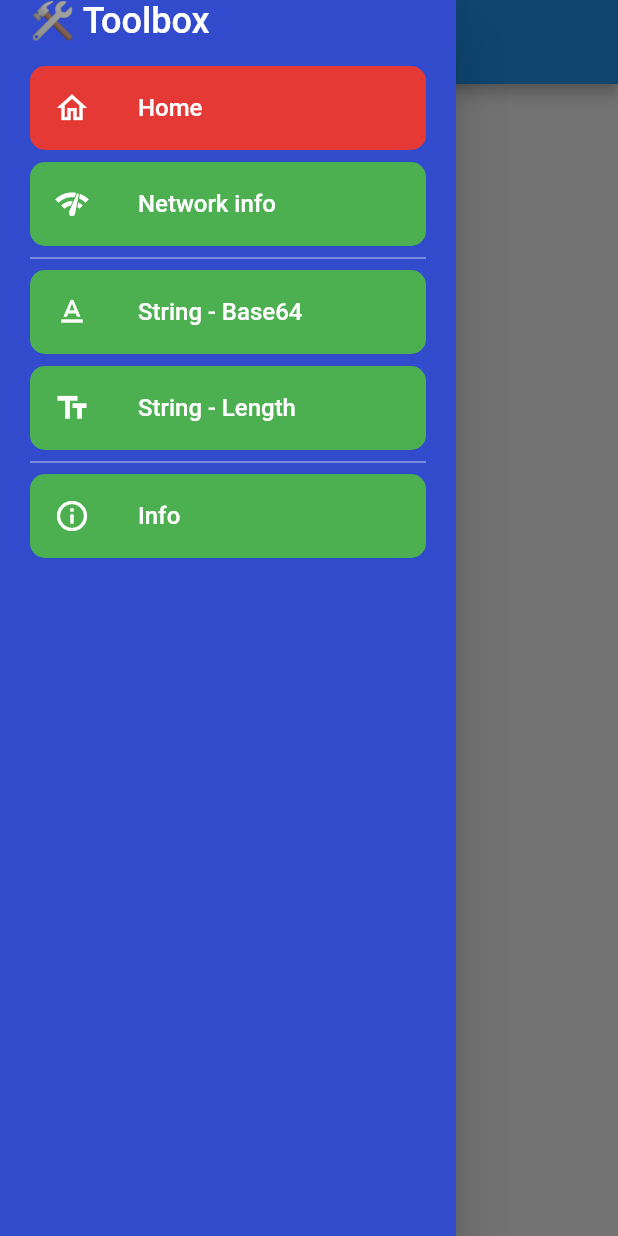
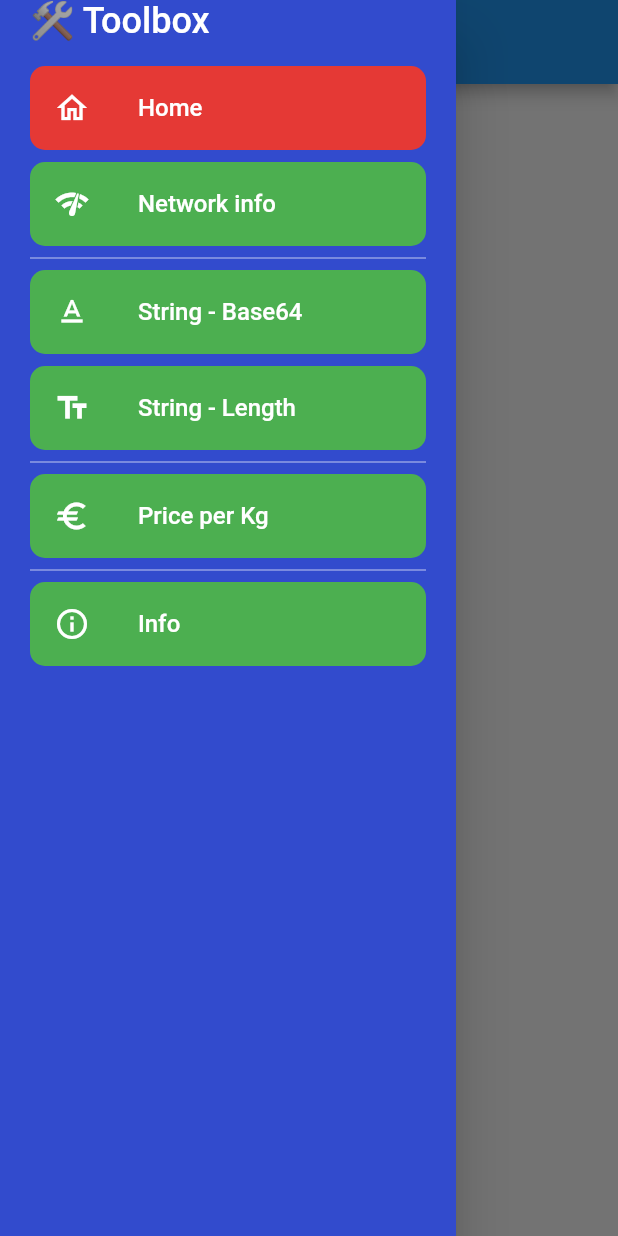
Before and after one commit to simusr2/toolbox, a Flutter app: the screen it shows after launch, with the side drawer open, on a phone screen of 412 x 824 dp. Run offline on Flutter 3.47's test engine with Material 2 defaults, Android fonts, the phone set to English and light mode, and no system bars; our stand-ins replace connectivity_plus, device_info_plus; missing offline and left inert: dart_ipify, internet_speed_test.

Commit message:
Add "Price per KG" page

```diff
--- a/lib/main.dart
+++ b/lib/main.dart
@@ -5,6 +5,7 @@
 import 'package:toolbox/page/info_page.dart';
 import 'package:toolbox/page/network_info_page.dart';
 import 'package:toolbox/page/ping_page.dart';
+import 'package:toolbox/page/price_per_kg_page.dart';
 import 'package:toolbox/page/speedtest_page.dart';
 import 'package:toolbox/page/string_base64_page.dart';
 import 'package:toolbox/page/string_length_page.dart';
@@ -77,6 +78,8 @@
         return const StringBase64Page();
       case NavigationItem.stringLength:
         return const StringLengthPage();
+      case NavigationItem.pricePerKg:
+        return const PricePerKgPage();
       default:
         return const MyHomePage(title: 'Home');
     }
--- a/lib/model/navigation_item.dart
+++ b/lib/model/navigation_item.dart
@@ -5,5 +5,6 @@ enum NavigationItem {
   networkInfo,
   //speedtest,
   stringBase64,
-  stringLength
+  stringLength,
+  pricePerKg
 }
--- a/lib/widget/navigation_drawer_widget.dart
+++ b/lib/widget/navigation_drawer_widget.dart
@@ -59,6 +59,13 @@ class NavigationDrawerWidget extends StatelessWidget {
                     navigationItem: NavigationItem.stringLength,
                     text: 'String - Length',
                     icon: Icons.text_fields,
+                  ),
+                  const Divider(color: Colors.white70),
+                  buildMenuItem(
+                    context,
+                    navigationItem: NavigationItem.pricePerKg,
+                    text: 'Price per Kg',
+                    icon: Icons.euro,
                   ),
                   const Divider(color: Colors.white70),
                   buildMenuItem(
```
Also changed, not shown: lib/page/price_per_kg_page.dart (added, +99 -0 lines).
